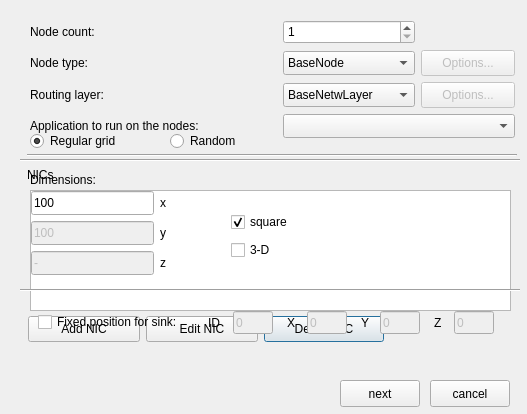
First picture: the form in configurator/QT/node.ui, repository sommer/veins, before the edit.
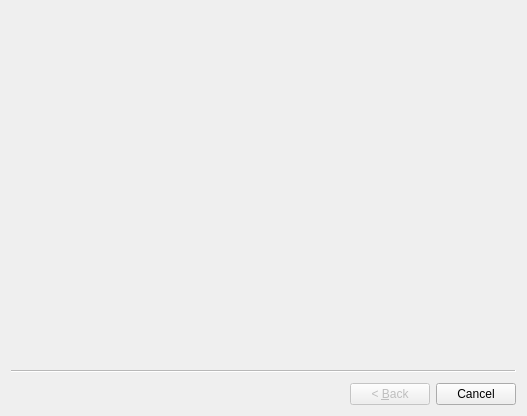
Second picture: the form after the edit. Icons and pictures are not drawn.

Commit message: More work on config tool - switch to new wizard class - generating dialogs based on random .ned file

What changed in the file:
```diff
--- a/configurator/QT/node.ui
+++ b/configurator/QT/node.ui
@@ -1,12 +1,15 @@
 <ui version="4.0" >
  <class>Node</class>
- <widget class="QDialog" name="Node" >
+ <widget class="QWizard" name="Node" >
+  <property name="windowModality" >
+   <enum>Qt::ApplicationModal</enum>
+  </property>
   <property name="geometry" >
    <rect>
     <x>0</x>
     <y>0</y>
     <width>527</width>
-    <height>414</height>
+    <height>416</height>
    </rect>
   </property>
   <property name="windowTitle" >
@@ -15,711 +18,6 @@
   <property name="modal" >
    <bool>true</bool>
   </property>
-  <widget class="QWidget" native="1" name="firstPage" >
-   <property name="enabled" >
-    <bool>true</bool>
-   </property>
-   <property name="geometry" >
-    <rect>
-     <x>10</x>
-     <y>10</y>
-     <width>510</width>
-     <height>360</height>
-    </rect>
-   </property>
-   <widget class="QComboBox" name="applicationNameCB" >
-    <property name="geometry" >
-     <rect>
-      <x>273</x>
-      <y>104</y>
-      <width>232</width>
-      <height>24</height>
-     </rect>
-    </property>
-    <property name="editable" >
-     <bool>false</bool>
-    </property>
-   </widget>
-   <widget class="QLabel" name="textLabel5" >
-    <property name="geometry" >
-     <rect>
-      <x>20</x>
-      <y>104</y>
-      <width>207</width>
-      <height>24</height>
-     </rect>
-    </property>
-    <property name="text" >
-     <string>Application to run on the nodes:</string>
-    </property>
-    <property name="wordWrap" >
-     <bool>false</bool>
-    </property>
-   </widget>
-   <widget class="QPushButton" name="deleteNICButton" >
-    <property name="geometry" >
-     <rect>
-      <x>254</x>
-      <y>306</y>
-      <width>120</width>
-      <height>26</height>
-     </rect>
-    </property>
-    <property name="text" >
-     <string>Delete NIC</string>
-    </property>
-   </widget>
-   <widget class="QComboBox" name="nodeTypeCB" >
-    <property name="geometry" >
-     <rect>
-      <x>273</x>
-      <y>41</y>
-      <width>132</width>
-      <height>24</height>
-     </rect>
-    </property>
-    <item>
-     <property name="text" >
-      <string>BaseNode</string>
-     </property>
-    </item>
-   </widget>
-   <widget class="QLabel" name="textLabel1" >
-    <property name="geometry" >
-     <rect>
-      <x>20</x>
-      <y>10</y>
-      <width>101</width>
-      <height>24</height>
-     </rect>
-    </property>
-    <property name="text" >
-     <string>Node count:</string>
-    </property>
-    <property name="wordWrap" >
-     <bool>false</bool>
-    </property>
-   </widget>
-   <widget class="QPushButton" name="addNICButton" >
-    <property name="geometry" >
-     <rect>
-      <x>18</x>
-      <y>306</y>
-      <width>112</width>
-      <height>26</height>
-     </rect>
-    </property>
-    <property name="text" >
-     <string>Add NIC</string>
-    </property>
-   </widget>
-   <widget class="QPushButton" name="pushButton12" >
-    <property name="enabled" >
-     <bool>false</bool>
-    </property>
-    <property name="geometry" >
-     <rect>
-      <x>411</x>
-      <y>40</y>
-      <width>94</width>
-      <height>26</height>
-     </rect>
-    </property>
-    <property name="text" >
-     <string>Options...</string>
-    </property>
-   </widget>
-   <widget class="QLabel" name="textLabel2" >
-    <property name="geometry" >
-     <rect>
-      <x>20</x>
-      <y>40</y>
-      <width>101</width>
-      <height>26</height>
-     </rect>
-    </property>
-    <property name="text" >
-     <string>Node type:</string>
-    </property>
-    <property name="wordWrap" >
-     <bool>false</bool>
-    </property>
-   </widget>
-   <widget class="QPushButton" name="editNICButton" >
-    <property name="geometry" >
-     <rect>
-      <x>136</x>
-      <y>306</y>
-      <width>112</width>
-      <height>26</height>
-     </rect>
-    </property>
-    <property name="text" >
-     <string>Edit NIC</string>
-    </property>
-   </widget>
-   <widget class="QComboBox" name="networkLayerCB" >
-    <property name="geometry" >
-     <rect>
-      <x>273</x>
-      <y>73</y>
-      <width>132</width>
-      <height>24</height>
-     </rect>
-    </property>
-    <item>
-     <property name="text" >
-      <string>BaseNetwLayer</string>
-     </property>
-    </item>
-   </widget>
-   <widget class="Line" name="line5" >
-    <property name="geometry" >
-     <rect>
-      <x>17</x>
-      <y>135</y>
-      <width>490</width>
-      <height>20</height>
-     </rect>
-    </property>
-    <property name="frameShape" >
-     <enum>QFrame::HLine</enum>
-    </property>
-    <property name="frameShadow" >
-     <enum>QFrame::Sunken</enum>
-    </property>
-   </widget>
-   <widget class="QPushButton" name="pushButton11" >
-    <property name="enabled" >
-     <bool>false</bool>
-    </property>
-    <property name="geometry" >
-     <rect>
-      <x>411</x>
-      <y>72</y>
-      <width>94</width>
-      <height>26</height>
-     </rect>
-    </property>
-    <property name="text" >
-     <string>Options...</string>
-    </property>
-   </widget>
-   <widget class="QLabel" name="textLabel1_2" >
-    <property name="geometry" >
-     <rect>
-      <x>20</x>
-      <y>72</y>
-      <width>101</width>
-      <height>26</height>
-     </rect>
-    </property>
-    <property name="text" >
-     <string>Routing layer:</string>
-    </property>
-    <property name="wordWrap" >
-     <bool>false</bool>
-    </property>
-   </widget>
-   <widget class="QLabel" name="textLabel1_3" >
-    <property name="geometry" >
-     <rect>
-      <x>17</x>
-      <y>155</y>
-      <width>69</width>
-      <height>20</height>
-     </rect>
-    </property>
-    <property name="text" >
-     <string>NICs</string>
-    </property>
-    <property name="wordWrap" >
-     <bool>false</bool>
-    </property>
-   </widget>
-   <widget class="QSpinBox" name="nodeCountSB" >
-    <property name="geometry" >
-     <rect>
-      <x>273</x>
-      <y>10</y>
-      <width>132</width>
-      <height>24</height>
-     </rect>
-    </property>
-    <property name="minimum" >
-     <number>1</number>
-    </property>
-    <property name="maximum" >
-     <number>65535</number>
-    </property>
-   </widget>
-   <widget class="QTableView" name="nicTable" >
-    <property name="geometry" >
-     <rect>
-      <x>20</x>
-      <y>180</y>
-      <width>481</width>
-      <height>121</height>
-     </rect>
-    </property>
-    <property name="selectionBehavior" >
-     <enum>QAbstractItemView::SelectRows</enum>
-    </property>
-   </widget>
-  </widget>
-  <widget class="QPushButton" name="nextButton" >
-   <property name="geometry" >
-    <rect>
-     <x>340</x>
-     <y>380</y>
-     <width>80</width>
-     <height>27</height>
-    </rect>
-   </property>
-   <property name="text" >
-    <string>next</string>
-   </property>
-  </widget>
-  <widget class="QPushButton" name="cancelButton" >
-   <property name="geometry" >
-    <rect>
-     <x>430</x>
-     <y>380</y>
-     <width>80</width>
-     <height>27</height>
-    </rect>
-   </property>
-   <property name="text" >
-    <string>cancel</string>
-   </property>
-  </widget>
-  <widget class="QWidget" native="1" name="secondPage" >
-   <property name="geometry" >
-    <rect>
-     <x>10</x>
-     <y>10</y>
-     <width>510</width>
-     <height>360</height>
-    </rect>
-   </property>
-   <widget class="QLineEdit" name="sinkIDTB" >
-    <property name="enabled" >
-     <bool>false</bool>
-    </property>
-    <property name="geometry" >
-     <rect>
-      <x>223</x>
-      <y>301</y>
-      <width>40</width>
-      <height>23</height>
-     </rect>
-    </property>
-    <property name="maximumSize" >
-     <size>
-      <width>40</width>
-      <height>32767</height>
-     </size>
-    </property>
-    <property name="text" >
-     <string>0</string>
-    </property>
-    <property name="readOnly" >
-     <bool>false</bool>
-    </property>
-   </widget>
-   <widget class="QLineEdit" name="sinkYTB" >
-    <property name="enabled" >
-     <bool>false</bool>
-    </property>
-    <property name="geometry" >
-     <rect>
-      <x>370</x>
-      <y>301</y>
-      <width>40</width>
-      <height>23</height>
-     </rect>
-    </property>
-    <property name="maximumSize" >
-     <size>
-      <width>40</width>
-      <height>32767</height>
-     </size>
-    </property>
-    <property name="text" >
-     <string>0</string>
-    </property>
-    <property name="readOnly" >
-     <bool>false</bool>
-    </property>
-   </widget>
-   <widget class="QLineEdit" name="dimYTB" >
-    <property name="enabled" >
-     <bool>false</bool>
-    </property>
-    <property name="geometry" >
-     <rect>
-      <x>21</x>
-      <y>211</y>
-      <width>123</width>
-      <height>24</height>
-     </rect>
-    </property>
-    <property name="text" >
-     <string>100</string>
-    </property>
-    <property name="readOnly" >
-     <bool>false</bool>
-    </property>
-   </widget>
-   <widget class="QLabel" name="textLabel6_2_3_2" >
-    <property name="geometry" >
-     <rect>
-      <x>424</x>
-      <y>301</y>
-      <width>16</width>
-      <height>23</height>
-     </rect>
-    </property>
-    <property name="text" >
-     <string>Z</string>
-    </property>
-    <property name="wordWrap" >
-     <bool>false</bool>
-    </property>
-   </widget>
-   <widget class="QCheckBox" name="threeDCB" >
-    <property name="geometry" >
-     <rect>
-      <x>221</x>
-      <y>229</y>
-      <width>69</width>
-      <height>22</height>
-     </rect>
-    </property>
-    <property name="text" >
-     <string>3-D</string>
-    </property>
-   </widget>
-   <widget class="QRadioButton" name="regularGridRB" >
-    <property name="geometry" >
-     <rect>
-      <x>20</x>
-      <y>120</y>
-      <width>108</width>
-      <height>22</height>
-     </rect>
-    </property>
-    <property name="text" >
-     <string>Regular grid</string>
-    </property>
-    <property name="checked" >
-     <bool>true</bool>
-    </property>
-   </widget>
-   <widget class="QCheckBox" name="squareCB" >
-    <property name="geometry" >
-     <rect>
-      <x>221</x>
-      <y>201</y>
-      <width>69</width>
-      <height>22</height>
-     </rect>
-    </property>
-    <property name="text" >
-     <string>square</string>
-    </property>
-    <property name="checked" >
-     <bool>true</bool>
-    </property>
-   </widget>
-   <widget class="QLabel" name="textLabel6_2_2" >
-    <property name="geometry" >
-     <rect>
-      <x>277</x>
-      <y>301</y>
-      <width>16</width>
-      <height>23</height>
-     </rect>
-    </property>
-    <property name="text" >
-     <string>X</string>
-    </property>
-    <property name="wordWrap" >
-     <bool>false</bool>
-    </property>
-   </widget>
-   <widget class="QLineEdit" name="sinkXTB" >
-    <property name="enabled" >
-     <bool>false</bool>
-    </property>
-    <property name="geometry" >
-     <rect>
-      <x>297</x>
-      <y>301</y>
-      <width>40</width>
-      <height>23</height>
-     </rect>
-    </property>
-    <property name="maximumSize" >
-     <size>
-      <width>40</width>
-      <height>32767</height>
-     </size>
-    </property>
-    <property name="text" >
-     <string>0</string>
-    </property>
-    <property name="readOnly" >
-     <bool>false</bool>
-    </property>
-   </widget>
-   <widget class="QLabel" name="textLabel4_2" >
-    <property name="geometry" >
-     <rect>
-      <x>20</x>
-      <y>160</y>
-      <width>81</width>
-      <height>20</height>
-     </rect>
-    </property>
-    <property name="text" >
-     <string>Dimensions:</string>
-    </property>
-    <property name="wordWrap" >
-     <bool>false</bool>
-    </property>
-   </widget>
-   <widget class="QLineEdit" name="sinkZTB" >
-    <property name="enabled" >
-     <bool>false</bool>
-    </property>
-    <property name="geometry" >
-     <rect>
-      <x>444</x>
-      <y>301</y>
-      <width>40</width>
-      <height>23</height>
-     </rect>
-    </property>
-    <property name="maximumSize" >
-     <size>
-      <width>40</width>
-      <height>32767</height>
-     </size>
-    </property>
-    <property name="text" >
-     <string>0</string>
-    </property>
-    <property name="readOnly" >
-     <bool>false</bool>
-    </property>
-   </widget>
-   <widget class="QRadioButton" name="randomRB" >
-    <property name="geometry" >
-     <rect>
-      <x>160</x>
-      <y>120</y>
-      <width>80</width>
-      <height>22</height>
-     </rect>
-    </property>
-    <property name="text" >
-     <string>Random</string>
-    </property>
-   </widget>
-   <widget class="QLineEdit" name="dimXTB" >
-    <property name="geometry" >
-     <rect>
-      <x>21</x>
-      <y>181</y>
-      <width>123</width>
-      <height>24</height>
-     </rect>
-    </property>
-    <property name="text" >
-     <string>100</string>
-    </property>
-   </widget>
-   <widget class="QLabel" name="textLabel5_2_3" >
-    <property name="geometry" >
-     <rect>
-      <x>150</x>
-      <y>211</y>
-      <width>16</width>
-      <height>24</height>
-     </rect>
-    </property>
-    <property name="text" >
-     <string>y</string>
-    </property>
-    <property name="wordWrap" >
-     <bool>false</bool>
-    </property>
-   </widget>
-   <widget class="QCheckBox" name="fixedAnchorCB" >
-    <property name="geometry" >
-     <rect>
-      <x>28</x>
-      <y>301</y>
-      <width>157</width>
-      <height>22</height>
-     </rect>
-    </property>
-    <property name="text" >
-     <string>Fixed position for sink:</string>
-    </property>
-   </widget>
-   <widget class="QLabel" name="textLabel5_2_2" >
-    <property name="geometry" >
-     <rect>
-      <x>150</x>
-      <y>241</y>
-      <width>16</width>
-      <height>24</height>
-     </rect>
-    </property>
-    <property name="text" >
-     <string>z</string>
-    </property>
-    <property name="wordWrap" >
-     <bool>false</bool>
-    </property>
-   </widget>
-   <widget class="QLabel" name="textLabel6_2_3" >
-    <property name="geometry" >
-     <rect>
-      <x>351</x>
-      <y>301</y>
-      <width>16</width>
-      <height>23</height>
-     </rect>
-    </property>
-    <property name="text" >
-     <string>Y</string>
-    </property>
-    <property name="wordWrap" >
-     <bool>false</bool>
-    </property>
-   </widget>
-   <widget class="Line" name="line5_2_2" >
-    <property name="geometry" >
-     <rect>
-      <x>10</x>
-      <y>140</y>
-      <width>580</width>
-      <height>20</height>
-     </rect>
-    </property>
-    <property name="frameShape" >
-     <enum>QFrame::HLine</enum>
-    </property>
-    <property name="frameShadow" >
-     <enum>QFrame::Sunken</enum>
-    </property>
-   </widget>
-   <widget class="QLineEdit" name="dimZTB" >
-    <property name="enabled" >
-     <bool>false</bool>
-    </property>
-    <property name="geometry" >
-     <rect>
-      <x>21</x>
-      <y>241</y>
-      <width>123</width>
-      <height>24</height>
-     </rect>
-    </property>
-    <property name="text" >
-     <string>-</string>
-    </property>
-    <property name="readOnly" >
-     <bool>false</bool>
-    </property>
-   </widget>
-   <widget class="QLabel" name="textLabel6_2" >
-    <property name="geometry" >
-     <rect>
-      <x>198</x>
-      <y>301</y>
-      <width>16</width>
-      <height>23</height>
-     </rect>
-    </property>
-    <property name="text" >
-     <string>ID</string>
-    </property>
-    <property name="wordWrap" >
-     <bool>false</bool>
-    </property>
-   </widget>
-   <widget class="QLabel" name="textLabel5_2" >
-    <property name="geometry" >
-     <rect>
-      <x>150</x>
-      <y>181</y>
-      <width>16</width>
-      <height>24</height>
-     </rect>
-    </property>
-    <property name="text" >
-     <string>x</string>
-    </property>
-    <property name="wordWrap" >
-     <bool>false</bool>
-    </property>
-   </widget>
-   <widget class="Line" name="line5_2" >
-    <property name="geometry" >
-     <rect>
-      <x>10</x>
-      <y>270</y>
-      <width>580</width>
-      <height>20</height>
-     </rect>
-    </property>
-    <property name="frameShape" >
-     <enum>QFrame::HLine</enum>
-    </property>
-    <property name="frameShadow" >
-     <enum>QFrame::Sunken</enum>
-    </property>
-   </widget>
-   <widget class="QLabel" name="label" >
-    <property name="geometry" >
-     <rect>
-      <x>21</x>
-      <y>21</y>
-      <width>100</width>
-      <height>100</height>
-     </rect>
-    </property>
-    <property name="text" >
-     <string/>
-    </property>
-    <property name="pixmap" >
-     <pixmap resource="resources.qrc" >:/new/prefix1/grid.xpm</pixmap>
-    </property>
-    <property name="scaledContents" >
-     <bool>false</bool>
-    </property>
-   </widget>
-   <widget class="QLabel" name="label_2" >
-    <property name="geometry" >
-     <rect>
-      <x>150</x>
-      <y>21</y>
-      <width>100</width>
-      <height>100</height>
-     </rect>
-    </property>
-    <property name="text" >
-     <string/>
-    </property>
-    <property name="pixmap" >
-     <pixmap resource="resources.qrc" >:/new/prefix1/random.xpm</pixmap>
-    </property>
-   </widget>
-  </widget>
  </widget>
  <resources>
   <include location="resources.qrc" />
```
Left out of the diff: 2 changed lines with no effect on the pictures. The commit also changes 8 other files.
